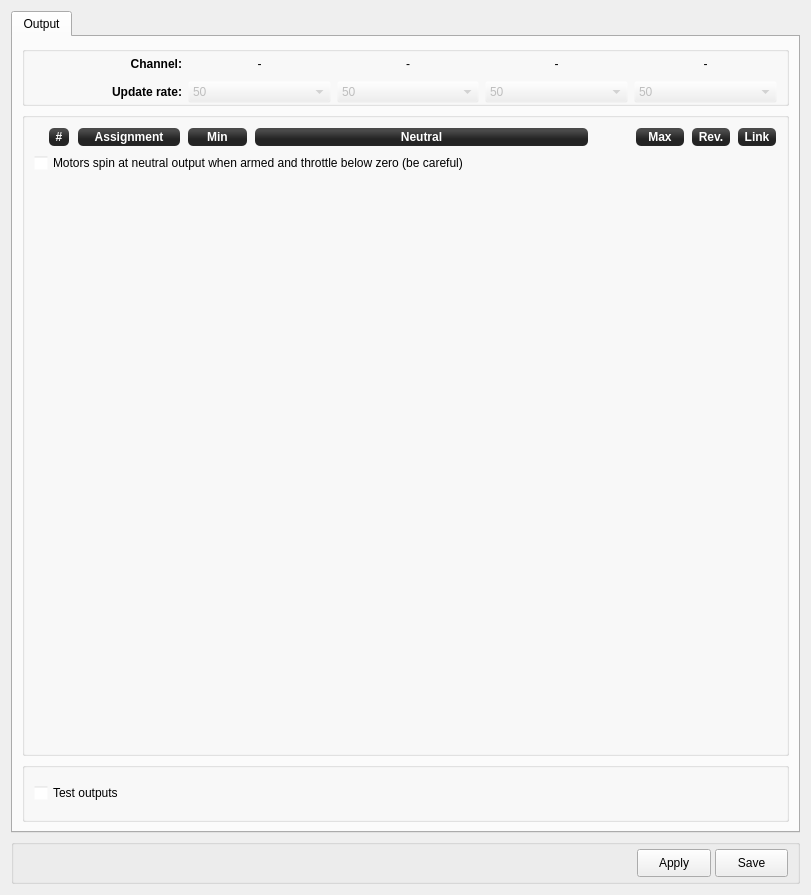
Before: the Qt Designer form ground/openpilotgcs/src/plugins/config/output.ui in openpilot/OpenPilot, drawn with Qt 5.
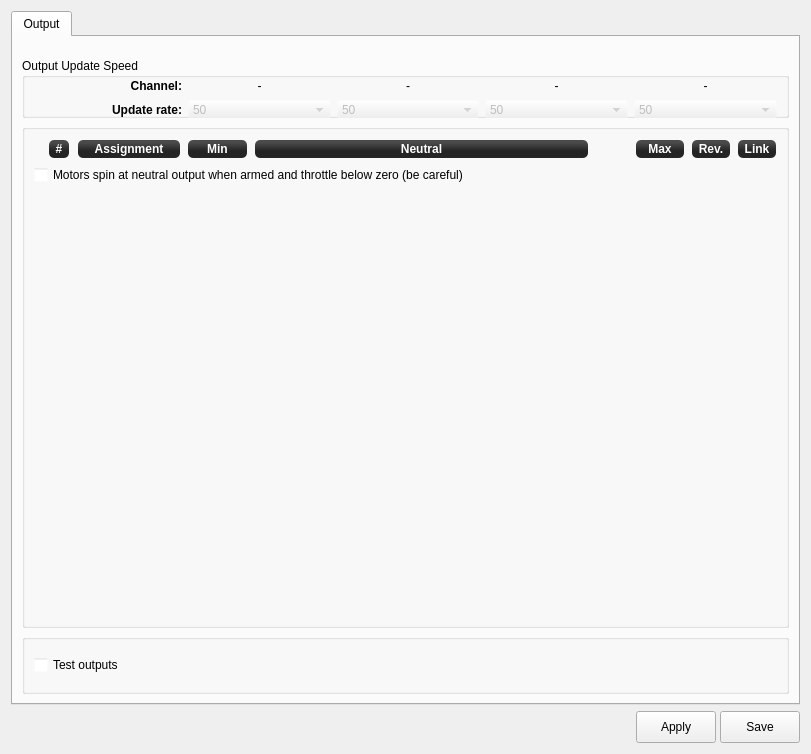
After: the same form once the commit is applied. Icons and pictures are not drawn.

Commit message: almost done fixing any spacing isues, changed the font so its bigger, added some new stylesheet properties to linux and osx

```diff
--- a/ground/openpilotgcs/src/plugins/config/output.ui
+++ b/ground/openpilotgcs/src/plugins/config/output.ui
@@ -7,13 +7,16 @@
     <x>0</x>
     <y>0</y>
     <width>811</width>
-    <height>895</height>
+    <height>754</height>
    </rect>
   </property>
   <property name="windowTitle">
    <string>Form</string>
   </property>
-  <layout class="QVBoxLayout" name="verticalLayout_5">
+  <layout class="QVBoxLayout" name="verticalLayout_2">
+   <property name="spacing">
+    <number>-1</number>
+   </property>
    <item>
     <widget class="QTabWidget" name="tabWidget">
      <property name="tabShape">
@@ -33,7 +36,16 @@
        <property name="spacing">
         <number>12</number>
        </property>
-       <property name="margin">
+       <property name="leftMargin">
+        <number>0</number>
+       </property>
+       <property name="topMargin">
+        <number>12</number>
+       </property>
+       <property name="rightMargin">
+        <number>0</number>
+       </property>
+       <property name="bottomMargin">
         <number>0</number>
        </property>
        <item>
@@ -114,10 +126,13 @@
             <x>0</x>
             <y>0</y>
             <width>781</width>
-            <height>788</height>
+            <height>642</height>
            </rect>
           </property>
           <layout class="QVBoxLayout" name="verticalLayout_3">
+           <property name="spacing">
+            <number>-1</number>
+           </property>
            <item>
             <widget class="QGroupBox" name="groupBox_2">
              <property name="sizePolicy">
@@ -133,7 +148,7 @@
               </size>
              </property>
              <property name="title">
-              <string/>
+              <string>Output Update Speed</string>
              </property>
              <layout class="QGridLayout" name="gridLayout">
               <property name="topMargin">
@@ -922,32 +937,10 @@
     </widget>
    </item>
    <item>
-    <widget class="QGroupBox" name="groupBox">
-     <property name="sizePolicy">
-      <sizepolicy hsizetype="Preferred" vsizetype="Minimum">
-       <horstretch>0</horstretch>
-       <verstretch>0</verstretch>
-      </sizepolicy>
-     </property>
-     <property name="minimumSize">
-      <size>
-       <width>0</width>
-       <height>45</height>
-      </size>
-     </property>
-     <property name="title">
-      <string/>
-     </property>
      <layout class="QHBoxLayout" name="horizontalLayout">
       <property name="spacing">
        <number>4</number>
       </property>
-      <property name="topMargin">
-       <number>0</number>
-      </property>
-      <property name="bottomMargin">
-       <number>0</number>
-      </property>
       <item>
        <spacer name="horizontalSpacer">
         <property name="orientation">
@@ -956,7 +949,7 @@
         <property name="sizeHint" stdset="0">
          <size>
           <width>592</width>
-          <height>20</height>
+         <height>16</height>
          </size>
         </property>
        </spacer>
@@ -971,14 +964,14 @@
         </property>
         <property name="minimumSize">
          <size>
-          <width>25</width>
-          <height>26</height>
+         <width>0</width>
+         <height>25</height>
          </size>
         </property>
         <property name="maximumSize">
          <size>
           <width>25</width>
-          <height>26</height>
+         <height>25</height>
          </size>
         </property>
         <property name="toolTip">
@@ -1007,7 +1000,13 @@
         <property name="minimumSize">
          <size>
           <width>60</width>
-          <height>28</height>
+         <height>32</height>
+        </size>
+       </property>
+       <property name="maximumSize">
+        <size>
+         <width>16777215</width>
+         <height>32</height>
          </size>
         </property>
         <property name="toolTip">
@@ -1026,8 +1025,14 @@
        <widget class="QPushButton" name="saveRCOutputToSD">
         <property name="minimumSize">
          <size>
-          <width>60</width>
-          <height>28</height>
+         <width>71</width>
+         <height>32</height>
+        </size>
+       </property>
+       <property name="maximumSize">
+        <size>
+         <width>16777215</width>
+         <height>32</height>
          </size>
         </property>
         <property name="toolTip">
@@ -1043,7 +1048,6 @@
        </widget>
       </item>
      </layout>
-    </widget>
    </item>
   </layout>
  </widget>
```
Lines whose indentation alone changed are shown as unchanged. The commit also changes 13 other files.
